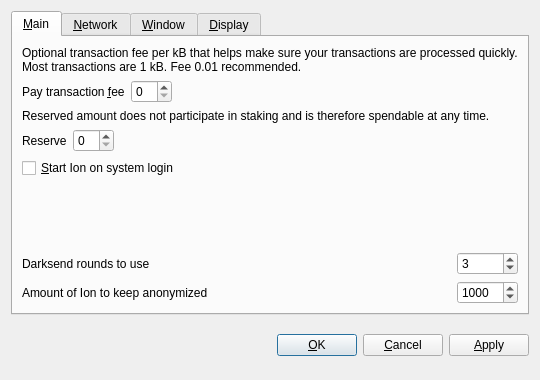
Old version of the form src/qt/forms/optionsdialog.ui in the repository ionomy/ion_deprecated2.
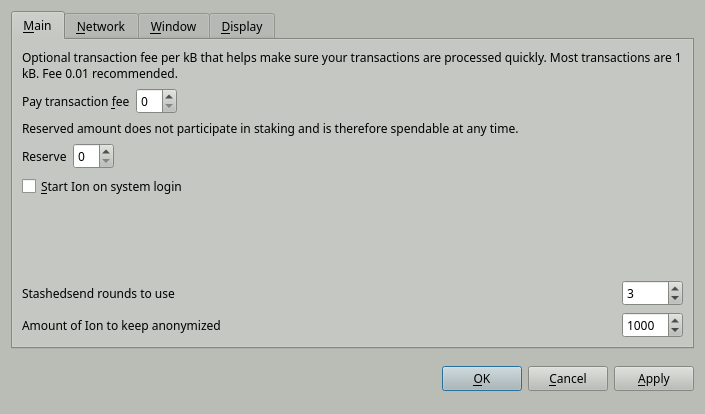
New version of the form. Custom widgets are drawn as their Qt base class.

What changed in the file:
```diff
--- a/src/qt/forms/optionsdialog.ui
+++ b/src/qt/forms/optionsdialog.ui
@@ -6,10 +6,430 @@
    <rect>
     <x>0</x>
     <y>0</y>
-    <width>540</width>
-    <height>380</height>
+    <width>705</width>
+    <height>414</height>
    </rect>
   </property>
+  <property name="palette">
+   <palette>
+    <active>
+     <colorrole role="WindowText">
+      <brush brushstyle="SolidPattern">
+       <color alpha="255">
+        <red>0</red>
+        <green>0</green>
+        <blue>0</blue>
+       </color>
+      </brush>
+     </colorrole>
+     <colorrole role="Button">
+      <brush brushstyle="SolidPattern">
+       <color alpha="255">
+        <red>186</red>
+        <green>189</green>
+        <blue>182</blue>
+       </color>
+      </brush>
+     </colorrole>
+     <colorrole role="Light">
+      <brush brushstyle="SolidPattern">
+       <color alpha="255">
+        <red>255</red>
+        <green>255</green>
+        <blue>255</blue>
+       </color>
+      </brush>
+     </colorrole>
+     <colorrole role="Midlight">
+      <brush brushstyle="SolidPattern">
+       <color alpha="255">
+        <red>220</red>
+        <green>222</green>
+        <blue>218</blue>
+       </color>
+      </brush>
+     </colorrole>
+     <colorrole role="Dark">
+      <brush brushstyle="SolidPattern">
+       <color alpha="255">
+        <red>93</red>
+        <green>94</green>
+        <blue>91</blue>
+       </color>
+      </brush>
+     </colorrole>
+     <colorrole role="Mid">
+      <brush brushstyle="SolidPattern">
+       <color alpha="255">
+        <red>124</red>
+        <green>126</green>
+        <blue>121</blue>
+       </color>
+      </brush>
+     </colorrole>
+     <colorrole role="Text">
+      <brush brushstyle="SolidPattern">
+       <color alpha="255">
+        <red>0</red>
+        <green>0</green>
+        <blue>0</blue>
+       </color>
+      </brush>
+     </colorrole>
+     <colorrole role="BrightText">
+      <brush brushstyle="SolidPattern">
+       <color alpha="255">
+        <red>255</red>
+        <green>255</green>
+        <blue>255</blue>
+       </color>
+      </brush>
+     </colorrole>
+     <colorrole role="ButtonText">
+      <brush brushstyle="SolidPattern">
+       <color alpha="255">
+        <red>0</red>
+        <green>0</green>
+        <blue>0</blue>
+       </color>
+      </brush>
+     </colorrole>
+     <colorrole role="Base">
+      <brush brushstyle="SolidPattern">
+       <color alpha="255">
+        <red>255</red>
+        <green>255</green>
+        <blue>255</blue>
+       </color>
+      </brush>
+     </colorrole>
+     <colorrole role="Window">
+      <brush brushstyle="SolidPattern">
+       <color alpha="255">
+        <red>186</red>
+        <green>189</green>
+        <blue>182</blue>
+       </color>
+      </brush>
+     </colorrole>
+     <colorrole role="Shadow">
+      <brush brushstyle="SolidPattern">
+       <color alpha="255">
+        <red>0</red>
+        <green>0</green>
+        <blue>0</blue>
+       </color>
+      </brush>
+     </colorrole>
+     <colorrole role="AlternateBase">
+      <brush brushstyle="SolidPattern">
+       <color alpha="255">
+        <red>220</red>
+        <green>222</green>
+        <blue>218</blue>
+       </color>
+      </brush>
+     </colorrole>
+     <colorrole role="ToolTipBase">
+      <brush brushstyle="SolidPattern">
+       <color alpha="255">
+        <red>255</red>
+        <green>255</green>
+        <blue>220</blue>
+       </color>
+      </brush>
+     </colorrole>
+     <colorrole role="ToolTipText">
+      <brush brushstyle="SolidPattern">
+       <color alpha="255">
+        <red>0</red>
+        <green>0</green>
+        <blue>0</blue>
+       </color>
+      </brush>
+     </colorrole>
+    </active>
+    <inactive>
+     <colorrole role="WindowText">
+      <brush brushstyle="SolidPattern">
+       <color alpha="255">
+        <red>0</red>
+        <green>0</green>
+        <blue>0</blue>
+       </color>
+      </brush>
+     </colorrole>
+     <colorrole role="Button">
+      <brush brushstyle="SolidPattern">
+       <color alpha="255">
+        <red>186</red>
+        <green>189</green>
+        <blue>182</blue>
+       </color>
+      </brush>
+     </colorrole>
+     <colorrole role="Light">
+      <brush brushstyle="SolidPattern">
+       <color alpha="255">
+        <red>255</red>
+        <green>255</green>
+        <blue>255</blue>
+       </color>
+      </brush>
+     </colorrole>
+     <colorrole role="Midlight">
+      <brush brushstyle="SolidPattern">
+       <color alpha="255">
+        <red>220</red>
+        <green>222</green>
+        <blue>218</blue>
+       </color>
+      </brush>
+     </colorrole>
+     <colorrole role="Dark">
+      <brush brushstyle="SolidPattern">
+       <color alpha="255">
+        <red>93</red>
+        <green>94</green>
+        <blue>91</blue>
+       </color>
+      </brush>
+     </colorrole>
+     <colorrole role="Mid">
+      <brush brushstyle="SolidPattern">
+       <color alpha="255">
+        <red>124</red>
+        <green>126</green>
+        <blue>121</blue>
+       </color>
+      </brush>
+     </colorrole>
+     <colorrole role="Text">
+      <brush brushstyle="SolidPattern">
+       <color alpha="255">
+        <red>0</red>
+        <green>0</green>
+        <blue>0</blue>
+       </color>
+      </brush>
+     </colorrole>
+     <colorrole role="BrightText">
+      <brush brushstyle="SolidPattern">
+       <color alpha="255">
+        <red>255</red>
+        <green>255</green>
+        <blue>255</blue>
+       </color>
+      </brush>
+     </colorrole>
+     <colorrole role="ButtonText">
+      <brush brushstyle="SolidPattern">
+       <color alpha="255">
+        <red>0</red>
+        <green>0</green>
+        <blue>0</blue>
+       </color>
+      </brush>
+     </colorrole>
+     <colorrole role="Base">
+      <brush brushstyle="SolidPattern">
+       <color alpha="255">
+        <red>255</red>
+        <green>255</green>
+        <blue>255</blue>
+       </color>
+      </brush>
+     </colorrole>
+     <colorrole role="Window">
+      <brush brushstyle="SolidPattern">
+       <color alpha="255">
+        <red>186</red>
+        <green>189</green>
+        <blue>182</blue>
+       </color>
+      </brush>
+     </colorrole>
+     <colorrole role="Shadow">
+      <brush brushstyle="SolidPattern">
+       <color alpha="255">
+        <red>0</red>
+        <green>0</green>
+        <blue>0</blue>
+       </color>
+      </brush>
+     </colorrole>
+     <colorrole role="AlternateBase">
+      <brush brushstyle="SolidPattern">
+       <color alpha="255">
+        <red>220</red>
+        <green>222</green>
+        <blue>218</blue>
+       </color>
+      </brush>
+     </colorrole>
+     <colorrole role="ToolTipBase">
+      <brush brushstyle="SolidPattern">
+       <color alpha="255">
+        <red>255</red>
+        <green>255</green>
+        <blue>220</blue>
+       </color>
+      </brush>
+     </colorrole>
+     <colorrole role="ToolTipText">
+      <brush brushstyle="SolidPattern">
+       <color alpha="255">
+        <red>0</red>
+        <green>0</green>
+        <blue>0</blue>
+       </color>
+      </brush>
+     </colorrole>
+    </inactive>
+    <disabled>
+     <colorrole role="WindowText">
+      <brush brushstyle="SolidPattern">
+       <color alpha="255">
+        <red>93</red>
+        <green>94</green>
+        <blue>91</blue>
+       </color>
+      </brush>
+     </colorrole>
+     <colorrole role="Button">
+      <brush brushstyle="SolidPattern">
+       <color alpha="255">
+        <red>186</red>
+        <green>189</green>
+        <blue>182</blue>
+       </color>
+      </brush>
+     </colorrole>
+     <colorrole role="Light">
+      <brush brushstyle="SolidPattern">
+       <color alpha="255">
+        <red>255</red>
+        <green>255</green>
+        <blue>255</blue>
+       </color>
+      </brush>
+     </colorrole>
+     <colorrole role="Midlight">
+      <brush brushstyle="SolidPattern">
+       <color alpha="255">
+        <red>220</red>
+        <green>222</green>
+        <blue>218</blue>
+       </color>
+      </brush>
+     </colorrole>
+     <colorrole role="Dark">
+      <brush brushstyle="SolidPattern">
+       <color alpha="255">
+        <red>93</red>
+        <green>94</green>
+        <blue>91</blue>
+       </color>
+      </brush>
+     </colorrole>
+     <colorrole role="Mid">
+      <brush brushstyle="SolidPattern">
+       <color alpha="255">
+        <red>124</red>
+        <green>126</green>
+        <blue>121</blue>
+       </color>
+      </brush>
+     </colorrole>
+     <colorrole role="Text">
+      <brush brushstyle="SolidPattern">
+       <color alpha="255">
+        <red>93</red>
+        <green>94</green>
+        <blue>91</blue>
+       </color>
+      </brush>
+     </colorrole>
+     <colorrole role="BrightText">
+      <brush brushstyle="SolidPattern">
+       <color alpha="255">
+        <red>255</red>
+        <green>255</green>
+        <blue>255</blue>
+       </color>
+      </brush>
+     </colorrole>
+     <colorrole role="ButtonText">
+      <brush brushstyle="SolidPattern">
+       <color alpha="255">
+        <red>93</red>
+        <green>94</green>
+        <blue>91</blue>
+       </color>
+      </brush>
+     </colorrole>
+     <colorrole role="Base">
+      <brush brushstyle="SolidPattern">
+       <color alpha="255">
+        <red>186</red>
+        <green>189</green>
+        <blue>182</blue>
+       </color>
+      </brush>
+     </colorrole>
+     <colorrole role="Window">
+      <brush brushstyle="SolidPattern">
+       <color alpha="255">
+        <red>186</red>
+        <green>189</green>
+        <blue>182</blue>
+       </color>
+      </brush>
+     </colorrole>
+     <colorrole role="Shadow">
+      <brush brushstyle="SolidPattern">
+       <color alpha="255">
+        <red>0</red>
+        <green>0</green>
+        <blue>0</blue>
+       </color>
+      </brush>
+     </colorrole>
+     <colorrole role="AlternateBase">
+      <brush brushstyle="SolidPattern">
+       <color alpha="255">
+        <red>186</red>
+        <green>189</green>
+        <blue>182</blue>
+       </color>
+      </brush>
+     </colorrole>
+     <colorrole role="ToolTipBase">
+      <brush brushstyle="SolidPattern">
+       <color alpha="255">
+        <red>255</red>
+        <green>255</green>
+        <blue>220</blue>
+       </color>
+      </brush>
+     </colorrole>
+     <colorrole role="ToolTipText">
+      <brush brushstyle="SolidPattern">
+       <color alpha="255">
+        <red>0</red>
+        <green>0</green>
+        <blue>0</blue>
+       </color>
+      </brush>
+     </colorrole>
+    </disabled>
+   </palette>
+  </property>
+  <property name="font">
+   <font>
+    <family>Sawasdee</family>
+   </font>
+  </property>
   <property name="windowTitle">
    <string>Options</string>
   </property>
@@ -59,7 +479,7 @@
           </widget>
          </item>
          <item>
-          <widget class="BitcoinAmountField" name="transactionFee"/>
+          <widget class="IonAmountField" name="transactionFee"/>
          </item>
          <item>
           <spacer name="horizontalSpacerFee">
@@ -105,7 +525,7 @@
           </widget>
          </item>
          <item>
-          <widget class="BitcoinAmountField" name="reserveBalance"/>
+          <widget class="IonAmountField" name="reserveBalance"/>
          </item>
          <item>
           <spacer name="horizontalSpacerReserveBalance">
@@ -123,7 +543,7 @@
         </layout>
        </item>
        <item row="4" column="0">
-        <widget class="QCheckBox" name="bitcoinAtStartup">
+        <widget class="QCheckBox" name="ionAtStartup">
          <property name="toolTip">
           <string>Automatically start Ion after logging in to the system.</string>
          </property>
@@ -151,12 +571,12 @@
           <string>&lt;html&gt;&lt;head/&gt;&lt;body&gt;&lt;p&gt;This setting determines the amount of individual masternodes that an input will be anonymized through. More rounds of anonymization gives a higher degree of privacy, but also costs more in fees.&lt;/p&gt;&lt;/body&gt;&lt;/html&gt;</string>
          </property>
          <property name="text">
-          <string>Darksend rounds to use</string>
+          <string>Stashedsend rounds to use</string>
          </property>
         </widget>
        </item>
        <item row="6" column="1">
-        <widget class="QSpinBox" name="darksendRounds">
+        <widget class="QSpinBox" name="stashedsendRounds">
          <property name="minimum">
           <number>2</number>
          </property>
@@ -171,7 +591,7 @@
        <item row="7" column="0">
         <widget class="QLabel" name="label_2">
          <property name="toolTip">
-          <string>This amount acts as a threshold to turn off Darksend once it's reached.</string>
+          <string>This amount acts as a threshold to turn off Stashedsend once it's reached.</string>
          </property>
          <property name="statusTip">
           <string notr="true"/>
@@ -517,7 +937,12 @@
  </widget>
  <customwidgets>
   <customwidget>
-   <class>BitcoinAmountField</class>
+   <class>QValidatedLineEdit</class>
+   <extends>QLineEdit</extends>
+   <header>qvalidatedlineedit.h</header>
+  </customwidget>
+  <customwidget>
+   <class>IonAmountField</class>
    <extends>QSpinBox</extends>
    <header>bitcoinamountfield.h</header>
    <container>1</container>
@@ -527,11 +952,6 @@
    <extends>QComboBox</extends>
    <header>qvaluecombobox.h</header>
   </customwidget>
-  <customwidget>
-   <class>QValidatedLineEdit</class>
-   <extends>QLineEdit</extends>
-   <header>qvalidatedlineedit.h</header>
-  </customwidget>
  </customwidgets>
  <resources/>
  <connections/>
```
Left out of the diff: 2 changed lines with no effect on the pictures.
